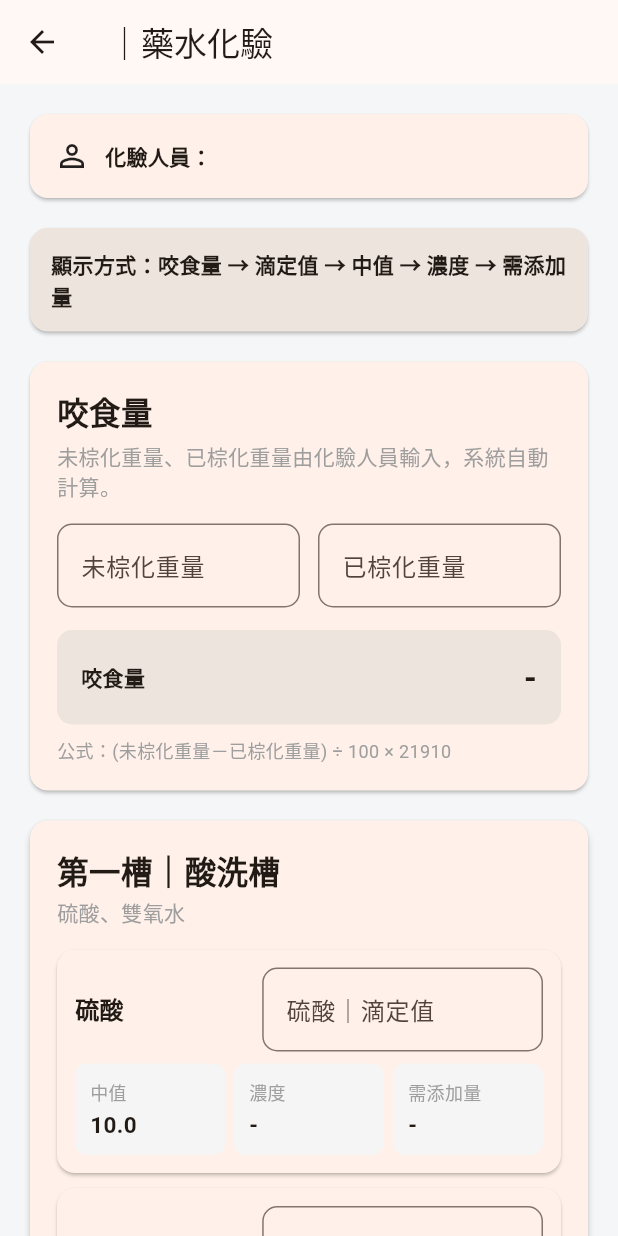
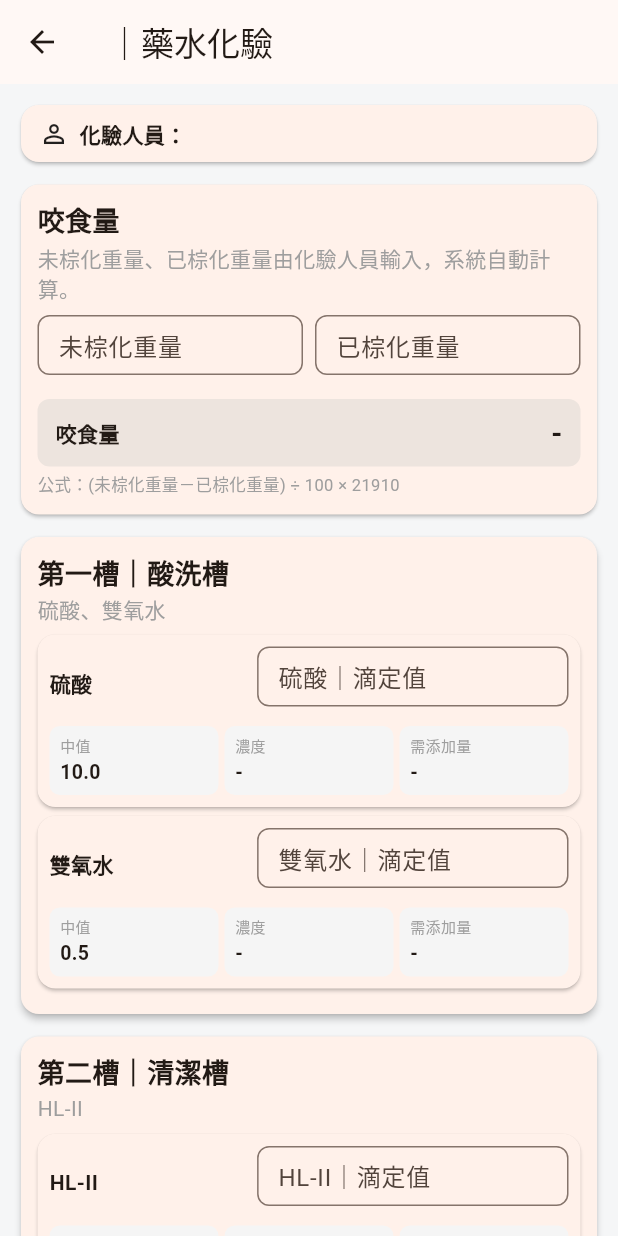
Before and after one commit to raider9981-glitch/klf-brown, a Flutter app: the AnalysisPage screen opened directly with empty values, on a phone screen of 412 x 824 dp. Run offline on Flutter 3.47's test engine with Material 3 defaults, Android fonts, the phone set to English and light mode, and no system bars; our stand-ins replace cloud_firestore, firebase_core, qr_flutter; missing offline and left inert: dart:html; accounts and stored records are empty.

Commit message:
v1.1.7 化驗頁面移除顯示方式並縮短頁面

```diff
--- a/lib/main.dart
+++ b/lib/main.dart
@@ -1,19 +1,16 @@
 // ============================================================
 // KLF-棕化
-// 版本：v1.1.7
+// 版本：v1.1.8
 //
 // 本次版本修改內容：
-// 1. 授權人員改為 Firebase Firestore 雲端同步
-// 2. 管理者新增授權人員後，所有手機／電腦皆可使用
-// 3. 管理者刪除授權人員後，所有裝置同步失效
-// 4. 登入時直接查詢 Firebase 授權名單
-// 5. 保留原本管理者密碼
-// 6. 保留原本管理者入口
-// 7. 保留原本 QR Code 功能
-// 8. 保留原本化驗計算公式
-// 9. 保留原本化驗存檔功能
-// 10. 化驗資料仍維持目前裝置本機存檔
-// 11. 不自動授權
+// 1. 刪除化驗頁面的「顯示方式：全部」
+// 2. 縮小化驗頁面各項目上下間距
+// 3. 縮小化驗輸入框高度
+// 4. 縮小化驗結果欄位高度
+// 5. 縮小四個槽之間的間距
+// 6. 保留原本化驗計算公式
+// 7. 保留原本化驗存檔功能
+// 8. 其他登入、Firebase、管理者、QR Code 功能不變
 //
 // ============================================================
 
@@ -29,9 +26,7 @@ import 'firebase_options.dart';
 
 Future<void> main() async {
   WidgetsFlutterBinding.ensureInitialized();
-
   await Firebase.initializeApp(options: DefaultFirebaseOptions.currentPlatform);
-
   runApp(const KLFApp());
 }
 
@@ -44,7 +39,6 @@ class FirebaseUserManager {
 
   static const String collectionName = 'authorized_users';
 
-  // 取得所有授權人員
   static Future<List<String>> getUsers() async {
     final snapshot = await _firestore
         .collection(collectionName)
@@ -57,7 +51,6 @@ class FirebaseUserManager {
         .toList();
   }
 
-  // 檢查某個名稱是否已授權
   static Future<bool> isAuthorized(String name) async {
     final cleanName = name.trim();
 
@@ -74,7 +67,6 @@ class FirebaseUserManager {
     return snapshot.docs.isNotEmpty;
   }
 
-  // 新增授權人員
   static Future<bool> addUser(String name) async {
     final cleanName = name.trim();
 
@@ -96,7 +88,6 @@ class FirebaseUserManager {
     return true;
   }
 
-  // 刪除授權人員
   static Future<void> deleteUser(String name) async {
     final snapshot = await _firestore
         .collection(collectionName)
@@ -115,7 +106,7 @@ class FirebaseUserManager {
 
 class KLFConfig {
   static const String appName = 'KLF-棕化';
-  static const String version = 'v1.1.7';
+  static const String version = 'v1.1.8';
 
   static const String adminPassword = '0';
 
@@ -123,7 +114,6 @@ class KLFConfig {
       'https://raider9981-glitch.github.io/klf-brown/';
 
   static const String storageDeviceUser = 'klf_device_user';
-
   static const String storageAnalysisRecords = 'klf_analysis_records';
 }
 
@@ -640,7 +630,10 @@ class _AdminPageState extends State<AdminPage> {
       builder: (_) {
         return AlertDialog(
           title: const Text('刪除授權人員'),
-          content: Text('確定要刪除「$name」嗎？\n\n刪除後所有裝置都將無法再使用此名稱登入。'),
+          content: Text(
+            '確定要刪除「$name」嗎？\n\n'
+            '刪除後所有裝置都將無法再使用此名稱登入。',
+          ),
           actions: [
             TextButton(
               onPressed: () => Navigator.pop(context, false),
@@ -678,7 +671,6 @@ class _AdminPageState extends State<AdminPage> {
 
   void _clearCurrentDevice() {
     LocalStorageHelper.clearDeviceUser();
-
     _showMessage('本設備登入記錄已清除');
   }
 
@@ -1323,7 +1315,6 @@ class _AnalysisPageState extends State<AnalysisPage> {
     }
 
     final middle = roundToTenth(setting.middle!);
-
     final actual = roundToTenth(current);
 
     if (actual >= middle) {
@@ -1404,7 +1395,6 @@ class _AnalysisPageState extends State<AnalysisPage> {
 
     for (final entry in settings.entries) {
       final key = entry.key;
-
       final value = controllers[key]!.text.trim();
 
       final concentrationValue = concentration(key, value);
@@ -1451,26 +1441,42 @@ class _AnalysisPageState extends State<AnalysisPage> {
     );
   }
 
+  // ------------------------------------------------------------
+  // v1.1.8：縮小輸入框高度
+  // ------------------------------------------------------------
+
   Widget inputField(String key) {
     final setting = getSettings(widget.lineName)[key]!;
 
     final controller = controllers[key]!;
 
-    return TextField(
+    return SizedBox(
+      height: 48,
+      child: TextField(
         controller: controller,
         keyboardType: const TextInputType.numberWithOptions(decimal: true),
         onChanged: (_) {
           setState(() {});
         },
         decoration: InputDecoration(
+          isDense: true,
+          contentPadding: const EdgeInsets.symmetric(
+            horizontal: 10,
+            vertical: 8,
+          ),
           labelText: setting.direct
               ? '${setting.name}｜濃度'
               : '${setting.name}｜滴定值',
           hintText: setting.direct ? '直接輸入濃度' : '輸入滴定值',
-        border: OutlineInputBorder(borderRadius: BorderRadius.circular(10)),
-      ),
-    );
-  }
+          border: OutlineInputBorder(borderRadius: BorderRadius.circular(8)),
+        ),
+      ),
+    );
+  }
+
+  // ------------------------------------------------------------
+  // v1.1.8：縮小結果欄位高度
+  // ------------------------------------------------------------
 
   Widget _resultBox(String title, String value) {
     Color? valueColor;
@@ -1484,20 +1490,23 @@ class _AnalysisPageState extends State<AnalysisPage> {
     }
 
     return Container(
-      padding: const EdgeInsets.symmetric(horizontal: 10, vertical: 10),
+      padding: const EdgeInsets.symmetric(horizontal: 7, vertical: 6),
       decoration: BoxDecoration(
         color: const Color(0xFFF5F5F5),
-        borderRadius: BorderRadius.circular(8),
+        borderRadius: BorderRadius.circular(7),
       ),
       child: Column(
+        mainAxisSize: MainAxisSize.min,
         crossAxisAlignment: CrossAxisAlignment.start,
         children: [
-          Text(title, style: const TextStyle(fontSize: 12, color: Colors.grey)),
-          const SizedBox(height: 3),
+          Text(title, style: const TextStyle(fontSize: 10, color: Colors.grey)),
+          const SizedBox(height: 1),
           Text(
             value,
+            maxLines: 1,
+            overflow: TextOverflow.ellipsis,
             style: TextStyle(
-              fontSize: 15,
+              fontSize: 13,
               fontWeight: FontWeight.bold,
               color: valueColor,
             ),
@@ -1507,21 +1516,25 @@ class _AnalysisPageState extends State<AnalysisPage> {
     );
   }
 
+  // ------------------------------------------------------------
+  // v1.1.8：化驗列整體縮短
+  // ------------------------------------------------------------
+
   Widget chemicalRow(String key) {
     final setting = getSettings(widget.lineName)[key]!;
 
     final controller = controllers[key]!;
-
     final value = controller.text;
 
     return Card(
-      margin: const EdgeInsets.only(bottom: 10),
+      margin: const EdgeInsets.only(bottom: 6),
       child: Padding(
-        padding: const EdgeInsets.all(12),
+        padding: const EdgeInsets.all(8),
         child: LayoutBuilder(
           builder: (context, constraints) {
             if (constraints.maxWidth < 700) {
               return Column(
+                mainAxisSize: MainAxisSize.min,
                 children: [
                   Row(
                     children: [
@@ -1531,25 +1544,25 @@ class _AnalysisPageState extends State<AnalysisPage> {
                           setting.name,
                           style: const TextStyle(
                             fontWeight: FontWeight.bold,
-                            fontSize: 16,
+                            fontSize: 14,
                           ),
                         ),
                       ),
                       Expanded(flex: 3, child: inputField(key)),
                     ],
                   ),
-                  const SizedBox(height: 8),
+                  const SizedBox(height: 5),
                   Row(
                     children: [
                       Expanded(child: _resultBox('中值', displayMiddle(key))),
-                      const SizedBox(width: 6),
+                      const SizedBox(width: 4),
                       Expanded(
                         child: _resultBox(
                           '濃度',
                           displayConcentration(key, value),
                         ),
                       ),
-                      const SizedBox(width: 6),
+                      const SizedBox(width: 4),
                       Expanded(
                         child: _resultBox('需添加量', displayAddAmount(key, value)),
                       ),
@@ -1567,18 +1580,18 @@ class _AnalysisPageState extends State<AnalysisPage> {
                     setting.name,
                     style: const TextStyle(
                       fontWeight: FontWeight.bold,
-                      fontSize: 16,
+                      fontSize: 14,
                     ),
                   ),
                 ),
                 Expanded(flex: 3, child: inputField(key)),
-                const SizedBox(width: 8),
+                const SizedBox(width: 5),
                 Expanded(child: _resultBox('中值', displayMiddle(key))),
-                const SizedBox(width: 8),
+                const SizedBox(width: 5),
                 Expanded(
                   child: _resultBox('濃度', displayConcentration(key, value)),
                 ),
-                const SizedBox(width: 8),
+                const SizedBox(width: 5),
                 Expanded(
                   child: _resultBox('需添加量', displayAddAmount(key, value)),
                 ),
@@ -1589,6 +1602,10 @@ class _AnalysisPageState extends State<AnalysisPage> {
       ),
     );
   }
+
+  // ------------------------------------------------------------
+  // v1.1.8：槽卡片縮短
+  // ------------------------------------------------------------
 
   Widget tankCard({
     required String title,
@@ -1598,46 +1615,52 @@ class _AnalysisPageState extends State<AnalysisPage> {
     return Card(
       elevation: 2,
       child: Padding(
-        padding: const EdgeInsets.all(18),
+        padding: const EdgeInsets.all(11),
         child: Column(
           crossAxisAlignment: CrossAxisAlignment.start,
           children: [
             Text(
               title,
-              style: const TextStyle(fontSize: 21, fontWeight: FontWeight.bold),
-            ),
-            const SizedBox(height: 3),
+              style: const TextStyle(fontSize: 18, fontWeight: FontWeight.bold),
+            ),
+            const SizedBox(height: 1),
             Text(description, style: const TextStyle(color: Colors.grey)),
-            const SizedBox(height: 15),
+            const SizedBox(height: 7),
             ...keys.map((key) => chemicalRow(key)),
           ],
         ),
       ),
     );
   }
+
+  // ------------------------------------------------------------
+  // v1.1.8：咬食量區塊縮短
+  // ------------------------------------------------------------
 
   Widget biteCard() {
     final bite = biteAmount();
 
     return Card(
       child: Padding(
-        padding: const EdgeInsets.all(18),
+        padding: const EdgeInsets.all(11),
         child: Column(
           crossAxisAlignment: CrossAxisAlignment.start,
           children: [
             const Text(
               '咬食量',
-              style: TextStyle(fontSize: 21, fontWeight: FontWeight.bold),
-            ),
-            const SizedBox(height: 5),
+              style: TextStyle(fontSize: 18, fontWeight: FontWeight.bold),
+            ),
+            const SizedBox(height: 2),
             const Text(
               '未棕化重量、已棕化重量由化驗人員輸入，系統自動計算。',
               style: TextStyle(color: Colors.grey),
             ),
-            const SizedBox(height: 15),
+            const SizedBox(height: 8),
             Row(
               children: [
                 Expanded(
+                  child: SizedBox(
+                    height: 48,
                     child: TextField(
                       controller: beforeWeightController,
                       keyboardType: const TextInputType.numberWithOptions(
@@ -1647,16 +1670,24 @@ class _AnalysisPageState extends State<AnalysisPage> {
                         setState(() {});
                       },
                       decoration: InputDecoration(
+                        isDense: true,
+                        contentPadding: const EdgeInsets.symmetric(
+                          horizontal: 10,
+                          vertical: 8,
+                        ),
                         labelText: '未棕化重量',
                         suffixText: 'g',
                         border: OutlineInputBorder(
-                        borderRadius: BorderRadius.circular(10),
-                      ),
-                    ),
-                  ),
-                ),
-                const SizedBox(width: 12),
+                          borderRadius: BorderRadius.circular(8),
+                        ),
+                      ),
+                    ),
+                  ),
+                ),
+                const SizedBox(width: 8),
                 Expanded(
+                  child: SizedBox(
+                    height: 48,
                     child: TextField(
                       controller: afterWeightController,
                       keyboardType: const TextInputType.numberWithOptions(
@@ -1666,23 +1697,29 @@ class _AnalysisPageState extends State<AnalysisPage> {
                         setState(() {});
                       },
                       decoration: InputDecoration(
+                        isDense: true,
+                        contentPadding: const EdgeInsets.symmetric(
+                          horizontal: 10,
+                          vertical: 8,
+                        ),
                         labelText: '已棕化重量',
                         suffixText: 'g',
                         border: OutlineInputBorder(
-                        borderRadius: BorderRadius.circular(10),
-                      ),
-                    ),
-                  ),
-                ),
-              ],
-            ),
-            const SizedBox(height: 15),
+                          borderRadius: BorderRadius.circular(8),
+                        ),
+                      ),
+                    ),
+                  ),
+                ),
+              ],
+            ),
+            const SizedBox(height: 8),
             Container(
               width: double.infinity,
-              padding: const EdgeInsets.all(16),
+              padding: const EdgeInsets.symmetric(horizontal: 12, vertical: 9),
               decoration: BoxDecoration(
                 color: const Color(0xFFEDE4DE),
-                borderRadius: BorderRadius.circular(10),
+                borderRadius: BorderRadius.circular(8),
               ),
               child: Row(
                 children: [
@@ -1695,17 +1732,17 @@ class _AnalysisPageState extends State<AnalysisPage> {
                   Text(
                     bite == null ? '-' : formatNumber(bite),
                     style: const TextStyle(
-                      fontSize: 22,
+                      fontSize: 19,
                       fontWeight: FontWeight.bold,
                     ),
                   ),
                 ],
               ),
             ),
-            const SizedBox(height: 8),
+            const SizedBox(height: 4),
             const Text(
               '公式：(未棕化重量－已棕化重量) ÷ 100 × 21910',
-              style: TextStyle(color: Colors.grey, fontSize: 12),
+              style: TextStyle(color: Colors.grey, fontSize: 11),
             ),
           ],
         ),
@@ -1721,15 +1758,21 @@ class _AnalysisPageState extends State<AnalysisPage> {
         child: ConstrainedBox(
           constraints: const BoxConstraints(maxWidth: 1200),
           child: ListView(
-            padding: const EdgeInsets.all(16),
-            children: [
+            padding: const EdgeInsets.all(10),
+            children: [
+              // ------------------------------------------------
+              // 化驗人員
+              // ------------------------------------------------
               Card(
                 child: Padding(
-                  padding: const EdgeInsets.all(16),
+                  padding: const EdgeInsets.symmetric(
+                    horizontal: 12,
+                    vertical: 9,
+                  ),
                   child: Row(
                     children: [
-                      const Icon(Icons.person_outline),
-                      const SizedBox(width: 10),
+                      const Icon(Icons.person_outline, size: 20),
+                      const SizedBox(width: 7),
                       Text(
                         '化驗人員：${widget.userName}',
                         style: const TextStyle(fontWeight: FontWeight.bold),
@@ -1738,44 +1781,40 @@ class _AnalysisPageState extends State<AnalysisPage> {
                   ),
                 ),
               ),
-              const SizedBox(height: 12),
-              Card(
-                color: const Color(0xFFEDE4DE),
-                child: const Padding(
-                  padding: EdgeInsets.all(14),
-                  child: Row(
-                    children: [
-                      Expanded(
-                        child: Text(
-                          '顯示方式：咬食量 → 滴定值 → 中值 → 濃度 → 需添加量',
-                          style: TextStyle(fontWeight: FontWeight.bold),
-                        ),
-                      ),
-                    ],
-                  ),
-                ),
-              ),
-              const SizedBox(height: 12),
+
+              // ------------------------------------------------
+              // 已刪除「顯示方式：全部」
+              // ------------------------------------------------
+              const SizedBox(height: 7),
+
               biteCard(),
-              const SizedBox(height: 12),
+
+              const SizedBox(height: 7),
+
               tankCard(
                 title: '第一槽｜酸洗槽',
                 description: '硫酸、雙氧水',
                 keys: const ['acid_sulfuric', 'acid_h2o2'],
               ),
-              const SizedBox(height: 12),
+
+              const SizedBox(height: 7),
+
               tankCard(
                 title: '第二槽｜清潔槽',
                 description: 'HL-II',
                 keys: const ['clean_hl2'],
               ),
-              const SizedBox(height: 12),
+
+              const SizedBox(height: 7),
+
               tankCard(
                 title: '第三槽｜預浸槽',
                 description: '雙氧水、CBBA-A',
                 keys: const ['pre_h2o2', 'pre_cbba'],
               ),
-              const SizedBox(height: 12),
+
+              const SizedBox(height: 7),
+
               tankCard(
                 title: '第四槽｜棕化槽',
                 description: '硫酸、雙氧水、CBBA-A、銅離子',
@@ -1786,21 +1825,25 @@ class _AnalysisPageState extends State<AnalysisPage> {
                   'brown_copper',
                 ],
               ),
-              const SizedBox(height: 15),
+
+              const SizedBox(height: 10),
+
               SizedBox(
-                height: 58,
+                height: 52,
                 child: ElevatedButton.icon(
                   onPressed: saveRecord,
                   icon: const Icon(Icons.save_outlined),
                   label: const Text(
                     '化驗完成並存檔',
-                    style: TextStyle(fontSize: 18, fontWeight: FontWeight.bold),
-                  ),
-                ),
-              ),
-              const SizedBox(height: 12),
+                    style: TextStyle(fontSize: 17, fontWeight: FontWeight.bold),
+                  ),
+                ),
+              ),
+
+              const SizedBox(height: 7),
+
               SizedBox(
-                height: 52,
+                height: 46,
                 child: OutlinedButton.icon(
                   onPressed: () {
                     Navigator.push(
@@ -1814,11 +1857,13 @@ class _AnalysisPageState extends State<AnalysisPage> {
                   label: const Text('查看化驗存檔'),
                 ),
               ),
-              const SizedBox(height: 25),
+
+              const SizedBox(height: 15),
+
               Center(
                 child: Text(
                   '${KLFConfig.appName} ${KLFConfig.version}',
-                  style: const TextStyle(color: Colors.grey, fontSize: 12),
+                  style: const TextStyle(color: Colors.grey, fontSize: 11),
                 ),
               ),
             ],
@@ -1835,7 +1880,6 @@ class _AnalysisPageState extends State<AnalysisPage> {
     }
 
     beforeWeightController.dispose();
-
     afterWeightController.dispose();
 
     super.dispose();
@@ -2215,7 +2259,6 @@ class _RecordsPageState extends State<RecordsPage> {
 
 class RecordEditPage extends StatefulWidget {
   final Map<String, dynamic> record;
-
   final String userName;
 
   const RecordEditPage({
@@ -2598,7 +2641,6 @@ class _RecordEditPageState extends State<RecordEditPage> {
     }
 
     beforeWeightController.dispose();
-
     afterWeightController.dispose();
 
     super.dispose();
```
Also changed, not shown: 4 other files. Lines whose indentation alone changed are shown as unchanged.
